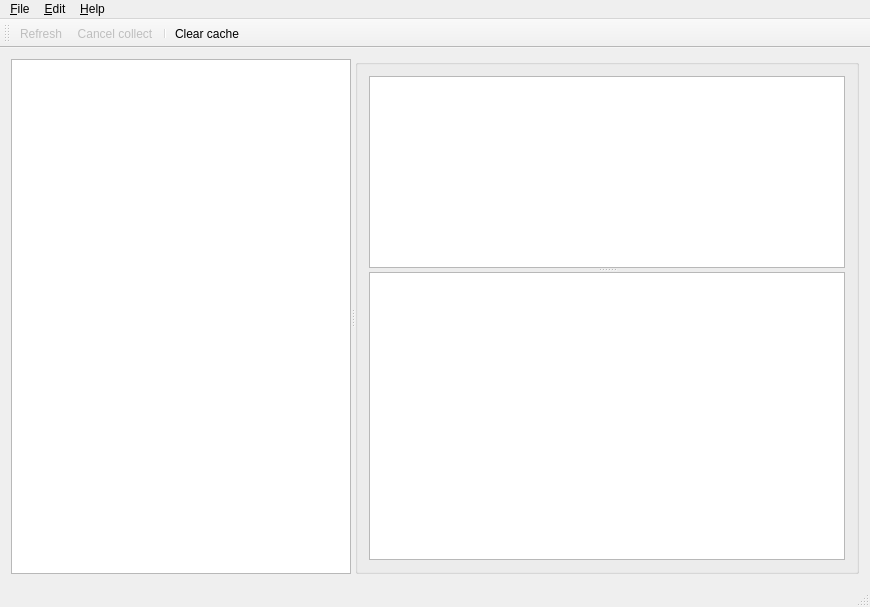
Before: the Qt Designer form src/gui/ui/fs_main_window.ui in TheDZhon/folder_stat, drawn with Qt 5.
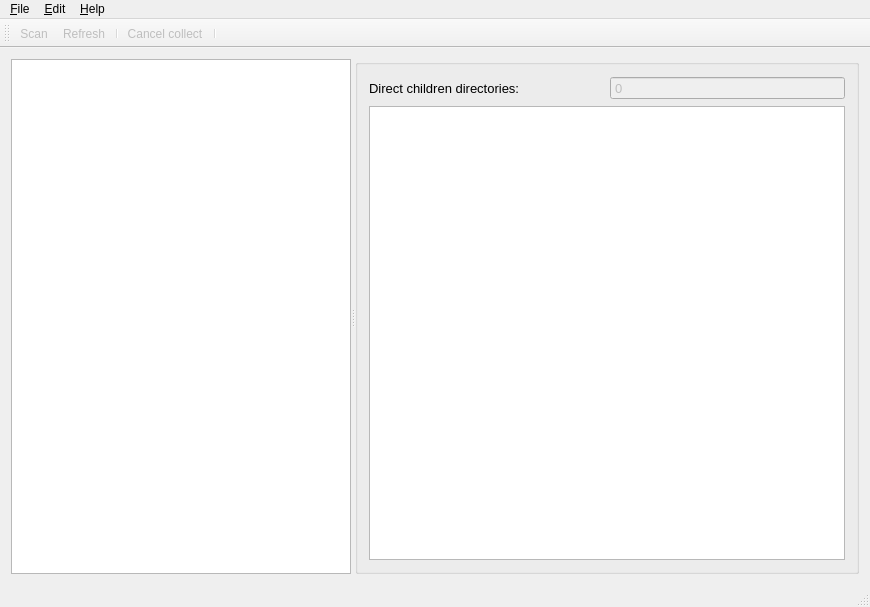
After: the same form once the commit is applied. Icons and pictures are not drawn. Custom widgets are drawn as their Qt base class.

Commit message:
Models + Views encasulated into custom widgets classes (Table and Tree).
rename : src/gui/fs_dirs_tree_view.cpp => src/gui/fs_dirs_tree_widget.cpp
rename : src/gui/fs_dirs_tree_view.h => src/gui/fs_dirs_tree_widget.h

What changed in the file:
```diff
--- a/src/gui/ui/fs_main_window.ui
+++ b/src/gui/ui/fs_main_window.ui
@@ -56,21 +56,40 @@
        <property name="flat">
         <bool>false</bool>
        </property>
-       <layout class="QHBoxLayout" name="horizontalLayout_2">
+       <layout class="QVBoxLayout" name="verticalLayout">
+        <item>
+         <layout class="QHBoxLayout" name="horizontalLayout_2">
+          <item>
+           <widget class="QLabel" name="label">
+            <property name="text">
+             <string>Direct children directories:</string>
+            </property>
+           </widget>
+          </item>
+          <item>
+           <widget class="QSpinBox" name="childrenCntSpinBox">
+            <property name="enabled">
+             <bool>false</bool>
+            </property>
+            <property name="readOnly">
+             <bool>true</bool>
+            </property>
+            <property name="buttonSymbols">
+             <enum>QAbstractSpinBox::NoButtons</enum>
+            </property>
+            <property name="maximum">
+             <number>999999999</number>
+            </property>
+           </widget>
+          </item>
+         </layout>
+        </item>
         <item>
          <widget class="QSplitter" name="splitter">
           <property name="orientation">
            <enum>Qt::Vertical</enum>
           </property>
-          <widget class="QColumnView" name="columnView">
-           <property name="sizePolicy">
-            <sizepolicy hsizetype="Expanding" vsizetype="Expanding">
-             <horstretch>0</horstretch>
-             <verstretch>2</verstretch>
-            </sizepolicy>
-           </property>
-          </widget>
-          <widget class="QTableView" name="tableView">
+          <widget class="gui::StatTableWidget" name="tableView">
            <property name="sizePolicy">
             <sizepolicy hsizetype="Expanding" vsizetype="Expanding">
              <horstretch>0</horstretch>
@@ -140,10 +159,11 @@
    <attribute name="toolBarBreak">
     <bool>false</bool>
    </attribute>
+   <addaction name="scanAction"/>
    <addaction name="refreshAction"/>
+   <addaction name="separator"/>
    <addaction name="cancelCollectAction"/>
    <addaction name="separator"/>
-   <addaction name="clearCacheAction"/>
   </widget>
   <widget class="QStatusBar" name="statusBar"/>
   <action name="settingsAction">
@@ -241,13 +261,30 @@
     <string>Cancel collect</string>
    </property>
   </action>
+  <action name="scanAction">
+   <property name="enabled">
+    <bool>false</bool>
+   </property>
+   <property name="icon">
+    <iconset resource="../resources/fs_main_window.qrc">
+     <normaloff>:/icons/scan</normaloff>:/icons/scan</iconset>
+   </property>
+   <property name="text">
+    <string>Scan</string>
+   </property>
+  </action>
  </widget>
  <layoutdefault spacing="6" margin="11"/>
  <customwidgets>
   <customwidget>
    <class>gui::DirsTreeView</class>
    <extends>QTreeView</extends>
-   <header>fs_dirs_tree_view.h</header>
+   <header>fs_dirs_tree_widget.h</header>
+  </customwidget>
+  <customwidget>
+   <class>gui::StatTableWidget</class>
+   <extends>QTableView</extends>
+   <header>fs_stat_table_widget.h</header>
   </customwidget>
  </customwidgets>
  <resources>
```
Left out of the diff: 8 changed lines with no effect on the pictures. The commit also changes 6 other files.
